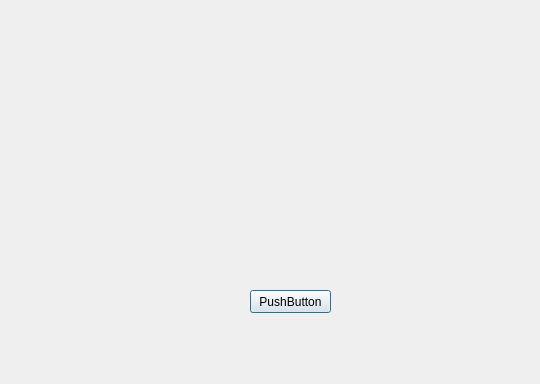
The window that questions.ui (sahilsehgal1995/Quiz_Project) describes before a commit, drawn with Qt 5.
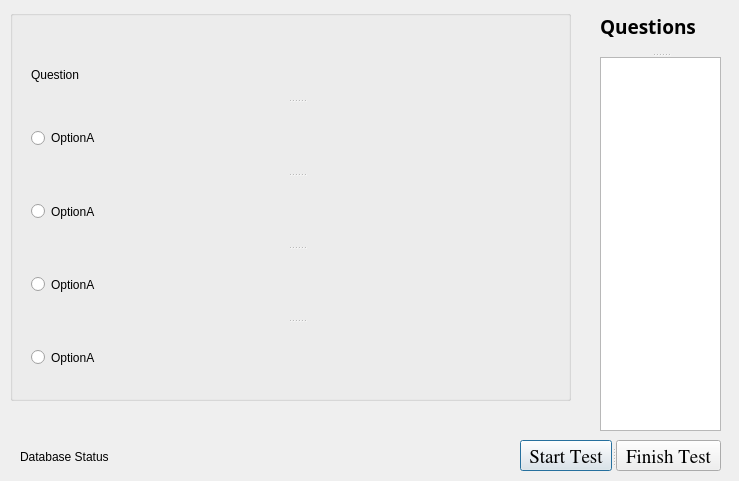
The same window after the commit.

Commit message: Questions Dialog Box Created With Database

```diff
--- a/questions.ui
+++ b/questions.ui
@@ -6,26 +6,143 @@
    <rect>
     <x>0</x>
     <y>0</y>
-    <width>540</width>
-    <height>384</height>
+    <width>739</width>
+    <height>481</height>
    </rect>
   </property>
   <property name="windowTitle">
    <string>Dialog</string>
   </property>
-  <widget class="QPushButton" name="pushButton">
+  <widget class="QLabel" name="DatabaseStatus">
    <property name="geometry">
     <rect>
-     <x>250</x>
-     <y>290</y>
-     <width>81</width>
-     <height>23</height>
+     <x>20</x>
+     <y>441</y>
+     <width>121</width>
+     <height>31</height>
     </rect>
    </property>
    <property name="text">
-    <string>PushButton</string>
+    <string>Database Status</string>
    </property>
   </widget>
+  <widget class="QGroupBox" name="groupBox">
+   <property name="geometry">
+    <rect>
+     <x>10</x>
+     <y>10</y>
+     <width>561</width>
+     <height>391</height>
+    </rect>
+   </property>
+   <property name="title">
+    <string/>
+   </property>
+   <widget class="QSplitter" name="splitter_3">
+    <property name="geometry">
+     <rect>
+      <x>21</x>
+      <y>41</y>
+      <width>531</width>
+      <height>341</height>
+     </rect>
+    </property>
+    <property name="orientation">
+     <enum>Qt::Vertical</enum>
+    </property>
+    <widget class="QLabel" name="Question">
+     <property name="text">
+      <string>Question</string>
+     </property>
+    </widget>
+    <widget class="QRadioButton" name="OptionA">
+     <property name="text">
+      <string>OptionA</string>
+     </property>
+    </widget>
+    <widget class="QRadioButton" name="OptionB">
+     <property name="text">
+      <string>OptionA</string>
+     </property>
+    </widget>
+    <widget class="QRadioButton" name="OptionC">
+     <property name="text">
+      <string>OptionA</string>
+     </property>
+    </widget>
+    <widget class="QRadioButton" name="OptionD">
+     <property name="text">
+      <string>OptionA</string>
+     </property>
+    </widget>
+   </widget>
+  </widget>
+  <widget class="QSplitter" name="splitter_2">
+   <property name="geometry">
+    <rect>
+     <x>520</x>
+     <y>440</y>
+     <width>201</width>
+     <height>31</height>
+    </rect>
+   </property>
+   <property name="orientation">
+    <enum>Qt::Horizontal</enum>
+   </property>
+   <widget class="QPushButton" name="StartTest">
+    <property name="font">
+     <font>
+      <family>Nimbus Roman No9 L</family>
+      <pointsize>14</pointsize>
+      <weight>50</weight>
+      <bold>false</bold>
+     </font>
+    </property>
+    <property name="text">
+     <string>Start Test</string>
+    </property>
+   </widget>
+   <widget class="QPushButton" name="EndTest">
+    <property name="font">
+     <font>
+      <family>Nimbus Roman No9 L</family>
+      <pointsize>14</pointsize>
+      <weight>50</weight>
+      <bold>false</bold>
+     </font>
+    </property>
+    <property name="text">
+     <string>Finish Test</string>
+    </property>
+   </widget>
+  </widget>
+  <widget class="QSplitter" name="splitter">
+   <property name="geometry">
+    <rect>
+     <x>600</x>
+     <y>0</y>
+     <width>121</width>
+     <height>431</height>
+    </rect>
+   </property>
+   <property name="orientation">
+    <enum>Qt::Vertical</enum>
+   </property>
+   <widget class="QLabel" name="label">
+    <property name="font">
+     <font>
+      <family>ori1Uni</family>
+      <pointsize>14</pointsize>
+      <weight>75</weight>
+      <bold>true</bold>
+     </font>
+    </property>
+    <property name="text">
+     <string>Questions</string>
+    </property>
+   </widget>
+   <widget class="QTableView" name="tableView"/>
+  </widget>
  </widget>
  <resources/>
  <connections/>
```
The commit also changes 4 other files.
